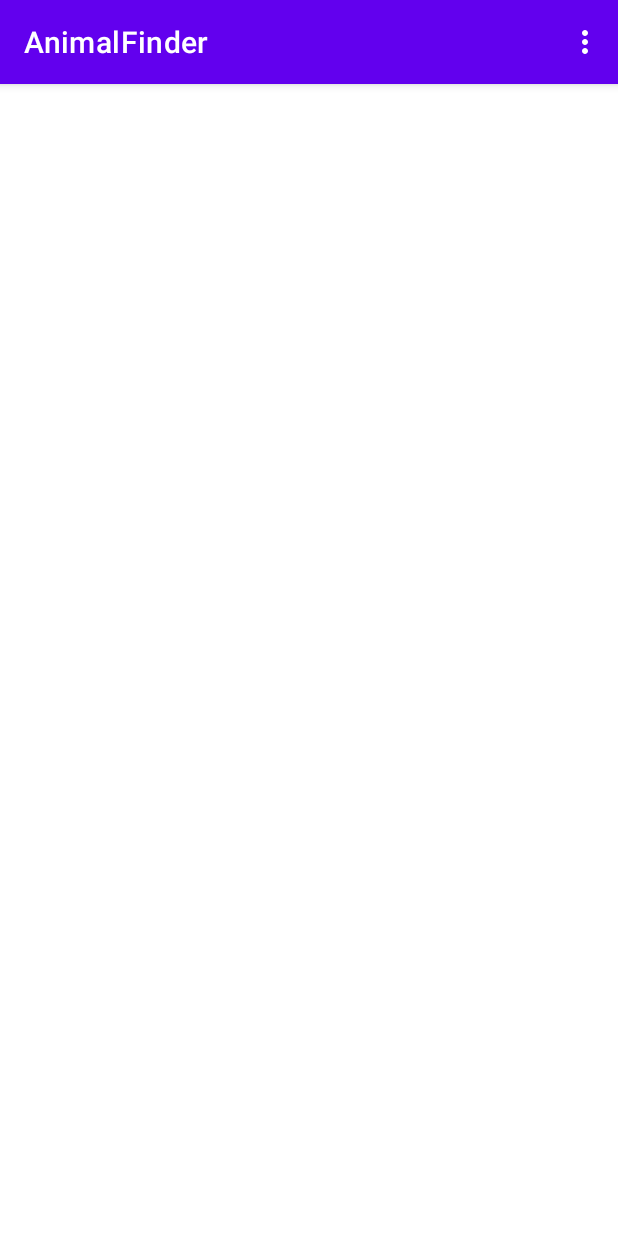
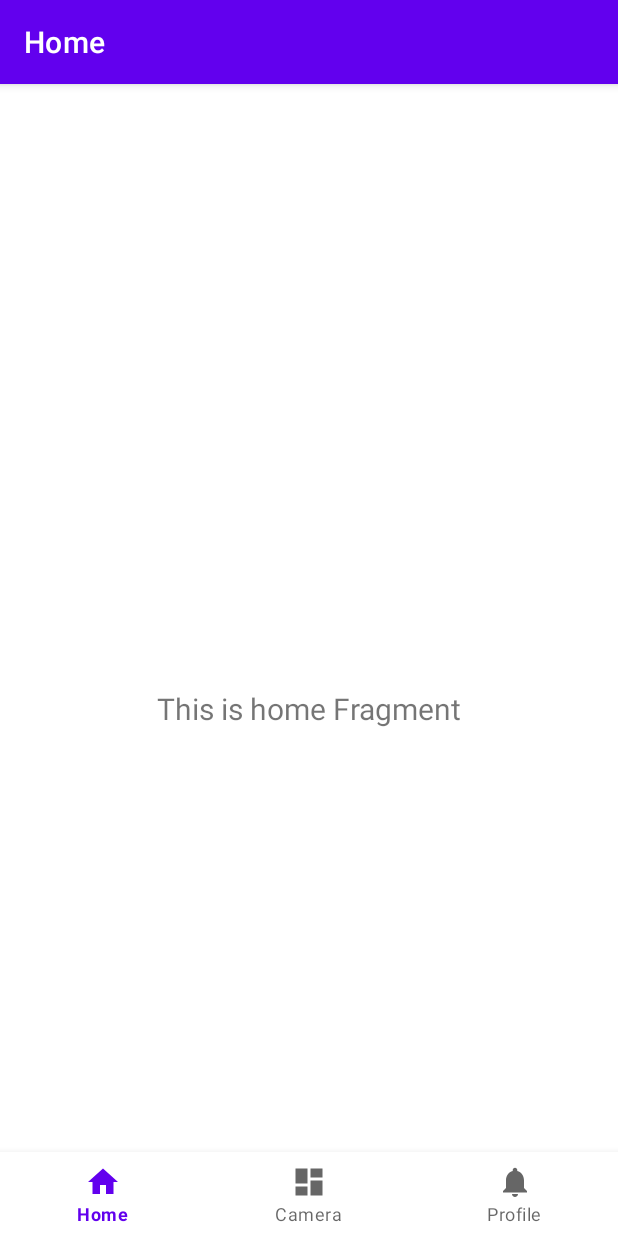
Before and after one commit to GabrielCavalcanti13/animalfinder, an Android app: the screen it shows after launch once a user with an empty profile is signed in (HomeActivity before the commit, MainActivity after it), on a phone screen of 412 x 824 dp. Run offline under Robolectric (Android 15) with nearby library versions, the light colour scheme and no system bars; our stand-ins replace Firebase (no records; nobody signed in at launch, a user with empty details on screens opened directly), navigation-ui.

Commit message:
adding and adjusting activities to use bottom navigation again

```diff
--- a/AnimalFinder/app/src/main/AndroidManifest.xml
+++ b/AnimalFinder/app/src/main/AndroidManifest.xml
@@ -11,7 +11,8 @@
         android:roundIcon="@mipmap/ic_launcher_round"
         android:supportsRtl="true"
         android:theme="@style/Theme.AnimalFinder">
-        <activity android:name=".ProfileActivity"></activity>
+        <activity android:name=".MainActivity"></activity>
+        <activity android:name=".ProfileActivity" />
         <activity android:name=".HomeActivity" />
         <activity android:name=".LoginActivity">
             <intent-filter>
--- a/AnimalFinder/app/src/main/java/com/example/animalfinder/LoginActivity.kt
+++ b/AnimalFinder/app/src/main/java/com/example/animalfinder/LoginActivity.kt
@@ -40,7 +40,7 @@ class LoginActivity : AppCompatActivity() {
     }
     private fun goHomeActivity() {
         Log.i(TAG, "goHomeActivity")
-        val intent = Intent(this, HomeActivity::class.java)
+        val intent = Intent(this, MainActivity::class.java)
         startActivity(intent)
         finish()
     }
--- /dev/null
+++ b/AnimalFinder/app/src/main/java/com/example/animalfinder/MainActivity.kt
@@ -0,0 +1,26 @@
+package com.example.animalfinder
+
+import android.os.Bundle
+import com.google.android.material.bottomnavigation.BottomNavigationView
+import androidx.appcompat.app.AppCompatActivity
+import androidx.navigation.findNavController
+import androidx.navigation.ui.AppBarConfiguration
+import androidx.navigation.ui.setupActionBarWithNavController
+import androidx.navigation.ui.setupWithNavController
+
+class MainActivity : AppCompatActivity() {
+
+    override fun onCreate(savedInstanceState: Bundle?) {
+        super.onCreate(savedInstanceState)
+        setContentView(R.layout.activity_main)
+        val navView: BottomNavigationView = findViewById(R.id.nav_view)
+
+        val navController = findNavController(R.id.nav_host_fragment)
+        // Passing each menu ID as a set of Ids because each
+        // menu should be considered as top level destinations.
+        val appBarConfiguration = AppBarConfiguration(setOf(
+            R.id.navigation_home, R.id.navigation_camera, R.id.navigation_profile))
+        setupActionBarWithNavController(navController, appBarConfiguration)
+        navView.setupWithNavController(navController)
+    }
+}
--- a/AnimalFinder/app/src/main/java/com/example/animalfinder/ProfileActivity.kt
+++ b/AnimalFinder/app/src/main/java/com/example/animalfinder/ProfileActivity.kt
@@ -2,10 +2,16 @@ package com.example.animalfinder
 
 import androidx.appcompat.app.AppCompatActivity
 import android.os.Bundle
+import android.view.Menu
 
 class ProfileActivity : AppCompatActivity() {
     override fun onCreate(savedInstanceState: Bundle?) {
         super.onCreate(savedInstanceState)
         setContentView(R.layout.activity_profile)
     }
+
+    override fun onCreateOptionsMenu(menu: Menu?): Boolean {
+        menuInflater.inflate(R.menu.bottom_nav_menu, menu)
+        return super.onCreateOptionsMenu(menu)
+    }
 }
--- /dev/null
+++ b/AnimalFinder/app/src/main/res/layout/activity_main.xml
@@ -0,0 +1,33 @@
+<?xml version="1.0" encoding="utf-8"?>
+<androidx.constraintlayout.widget.ConstraintLayout xmlns:android="http://schemas.android.com/apk/res/android"
+    xmlns:app="http://schemas.android.com/apk/res-auto"
+    android:id="@+id/container"
+    android:layout_width="match_parent"
+    android:layout_height="match_parent"
+    android:paddingTop="?attr/actionBarSize">
+
+    <com.google.android.material.bottomnavigation.BottomNavigationView
+        android:id="@+id/nav_view"
+        android:layout_width="0dp"
+        android:layout_height="wrap_content"
+        android:layout_marginStart="0dp"
+        android:layout_marginEnd="0dp"
+        android:background="?android:attr/windowBackground"
+        app:layout_constraintBottom_toBottomOf="parent"
+        app:layout_constraintLeft_toLeftOf="parent"
+        app:layout_constraintRight_toRightOf="parent"
+        app:menu="@menu/bottom_nav_menu" />
+
+    <fragment
+        android:id="@+id/nav_host_fragment"
+        android:name="androidx.navigation.fragment.NavHostFragment"
+        android:layout_width="match_parent"
+        android:layout_height="match_parent"
+        app:defaultNavHost="true"
+        app:layout_constraintBottom_toTopOf="@id/nav_view"
+        app:layout_constraintLeft_toLeftOf="parent"
+        app:layout_constraintRight_toRightOf="parent"
+        app:layout_constraintTop_toTopOf="parent"
+        app:navGraph="@navigation/mobile_navigation" />
+
+</androidx.constraintlayout.widget.ConstraintLayout>
--- a/AnimalFinder/app/src/main/res/navigation/mobile_navigation.xml
+++ b/AnimalFinder/app/src/main/res/navigation/mobile_navigation.xml
@@ -12,13 +12,13 @@
         tools:layout="@layout/fragment_home" />
 
     <fragment
-        android:id="@+id/navigation_dashboard"
+        android:id="@+id/navigation_camera"
         android:name="com.example.animalfinder.ui.dashboard.DashboardFragment"
         android:label="@string/title_dashboard"
         tools:layout="@layout/fragment_dashboard" />
 
     <fragment
-        android:id="@+id/navigation_notifications"
+        android:id="@+id/navigation_profile"
         android:name="com.example.animalfinder.ui.notifications.NotificationsFragment"
         android:label="@string/title_notifications"
         tools:layout="@layout/fragment_notifications" />
```
Also changed, not shown: AnimalFinder/app/src/main/res/layout/fragment_dashboard.xml (+0 -19 lines), AnimalFinder/app/src/main/res/layout/fragment_home.xml (+1 -29 lines).
